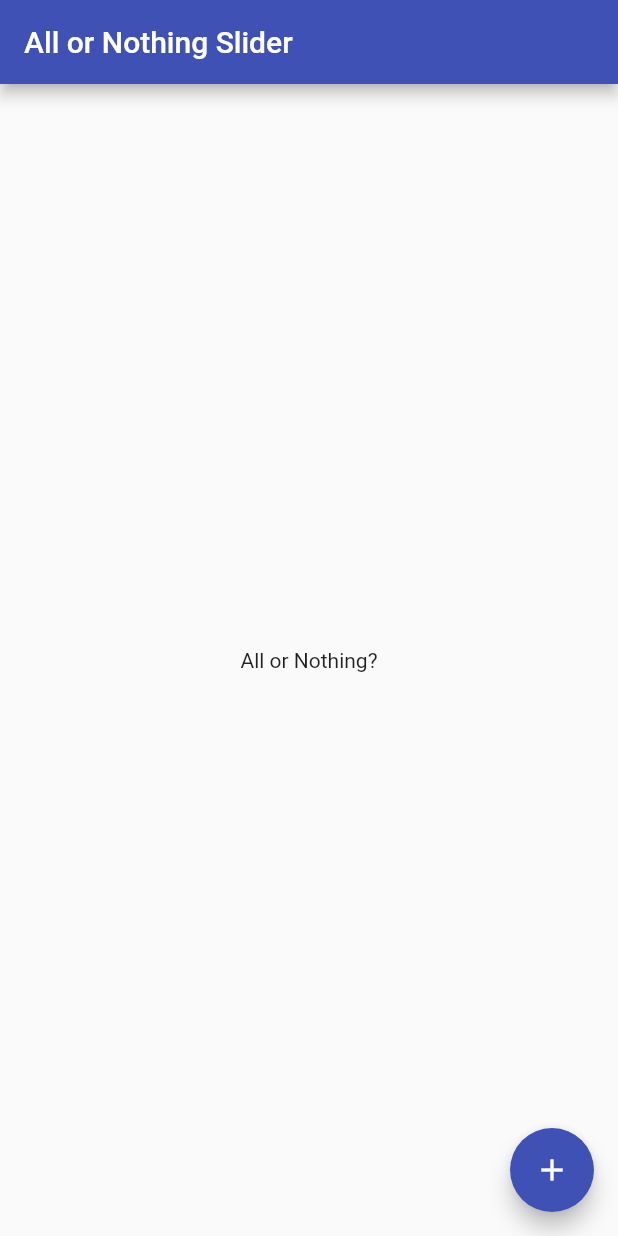
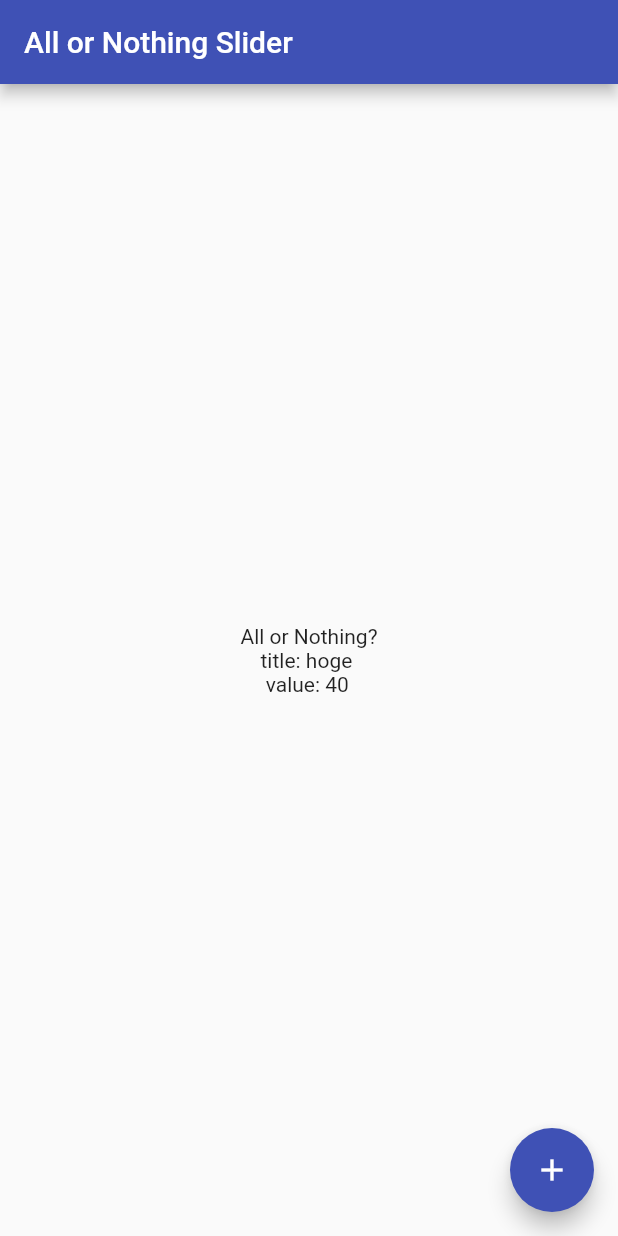
Before and after one commit to mu-suke/AllOrNothing, a Flutter app: the screen it shows after launch, on a phone screen of 412 x 824 dp. Run offline on Flutter 3.47's test engine with Material 2 defaults, Android fonts, the phone set to English and light mode, and no system bars.

Commit message:
リストの追加ができるようになった

```diff
--- a/lib/main.dart
+++ b/lib/main.dart
@@ -28,7 +28,9 @@ class MyHomePage extends StatefulWidget {
 }
 
 class _MyHomePageState extends State<MyHomePage> {
-  List<MySlider> _sliderList = [];
+  List<MySlider> _sliderList = [
+    MySlider( title: 'hoge', value: 40)
+  ];
 
   Future<MySlider> _addSlider(BuildContext context) {
     TextEditingController _textController = TextEditingController();
@@ -42,7 +44,7 @@ class _MyHomePageState extends State<MyHomePage> {
     });
     void _startSlider(double e) => setState(() { _startValue = e; });
     void _endSlider(double e) => setState(() { _endValue = e; });
-    showDialog(
+    return showDialog(
       context: context,
       builder: (_) {
         return AlertDialog(
@@ -103,7 +105,7 @@ class _MyHomePageState extends State<MyHomePage> {
             ),
             for (int i = 0; i < _sliderList.length;i++)
               Text(
-                "title: ${_sliderList[i].title}",
+                "title: ${_sliderList[i].title} \n value: ${_sliderList[i].value}",
               ),
           ],
         ),
@@ -111,11 +113,8 @@ class _MyHomePageState extends State<MyHomePage> {
       floatingActionButton: FloatingActionButton(
         onPressed: () {
           _addSlider(context).then((onValue){
-            SnackBar mySnackBar = SnackBar(content: Text("Hello $onValue"));
-            Scaffold.of(context).showSnackBar(mySnackBar);
-            setState(() {
-//              _sliderList.add(onValue);
-            });
+            _sliderList.add(onValue);
+            setState(() {});
           });
         },
         tooltip: 'Increment',
```
